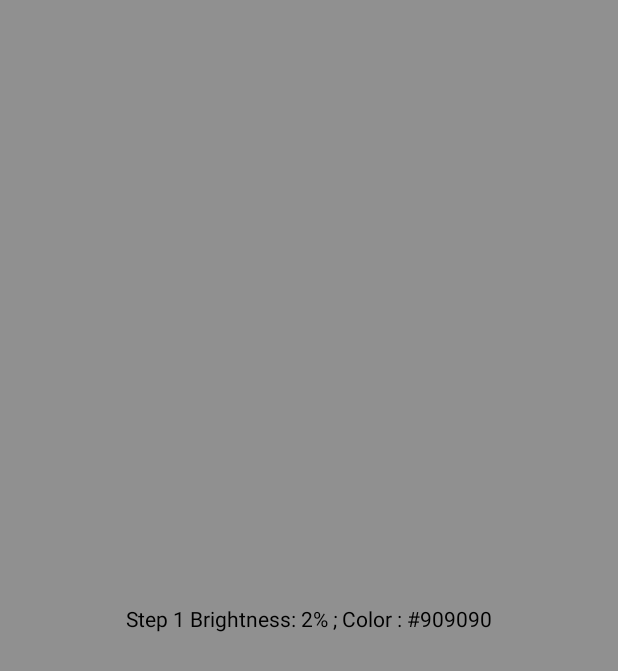
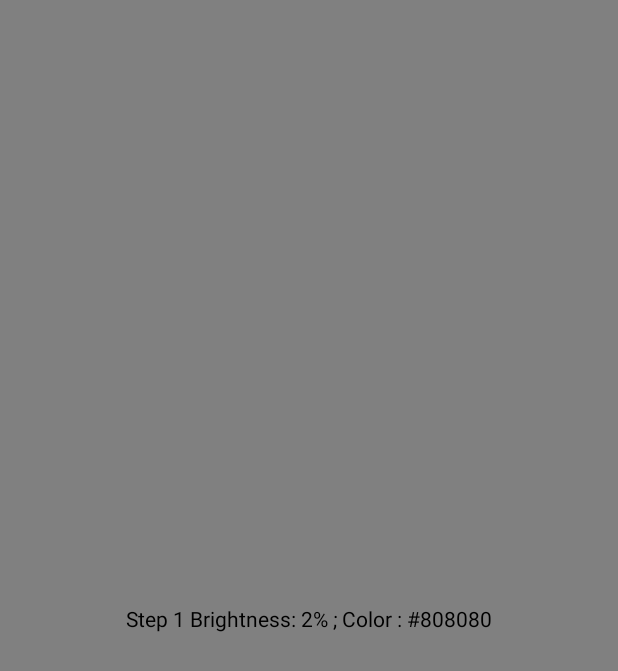
Before and after one commit to keiki61/DisplayTorch, an Android app: the screen it shows after launch (MainActivity), on a phone screen of 412 x 824 dp. Shown: the top 671 px of the screen. Run offline under Robolectric (Android 15) with nearby library versions, the phone set to English and light mode, and no system bars.

Commit message:
#1 Adapt colors further

```diff
--- a/app/src/main/res/values/colors.xml
+++ b/app/src/main/res/values/colors.xml
@@ -2,7 +2,7 @@
 <resources>
     <color name="black">#FF000000</color>
     <color name="white">#FFFFFFFF</color>
-    <color name="greyWhite">#C8C8C8</color>
-    <color name="grey">#909090</color>
+    <color name="greyWhite">#B0B0B0</color>
+    <color name="grey">#808080</color>
     <color name="red">#8B0000</color>
 </resources>
```
